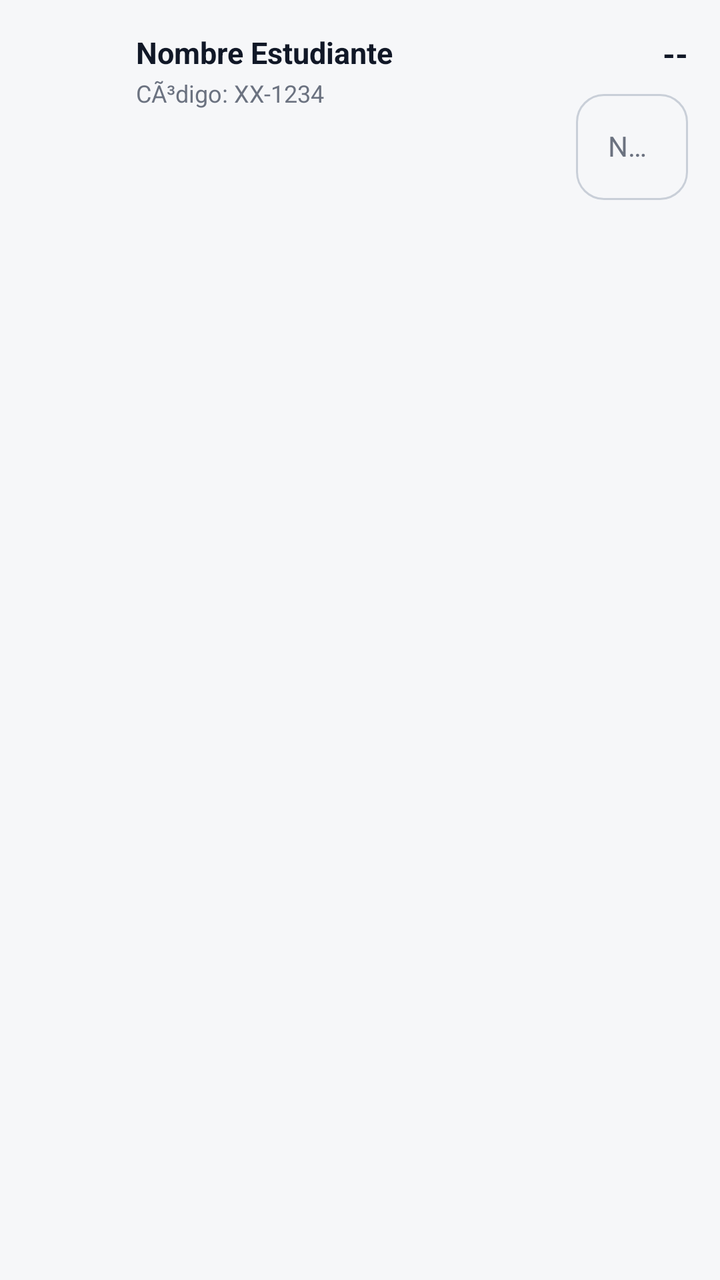
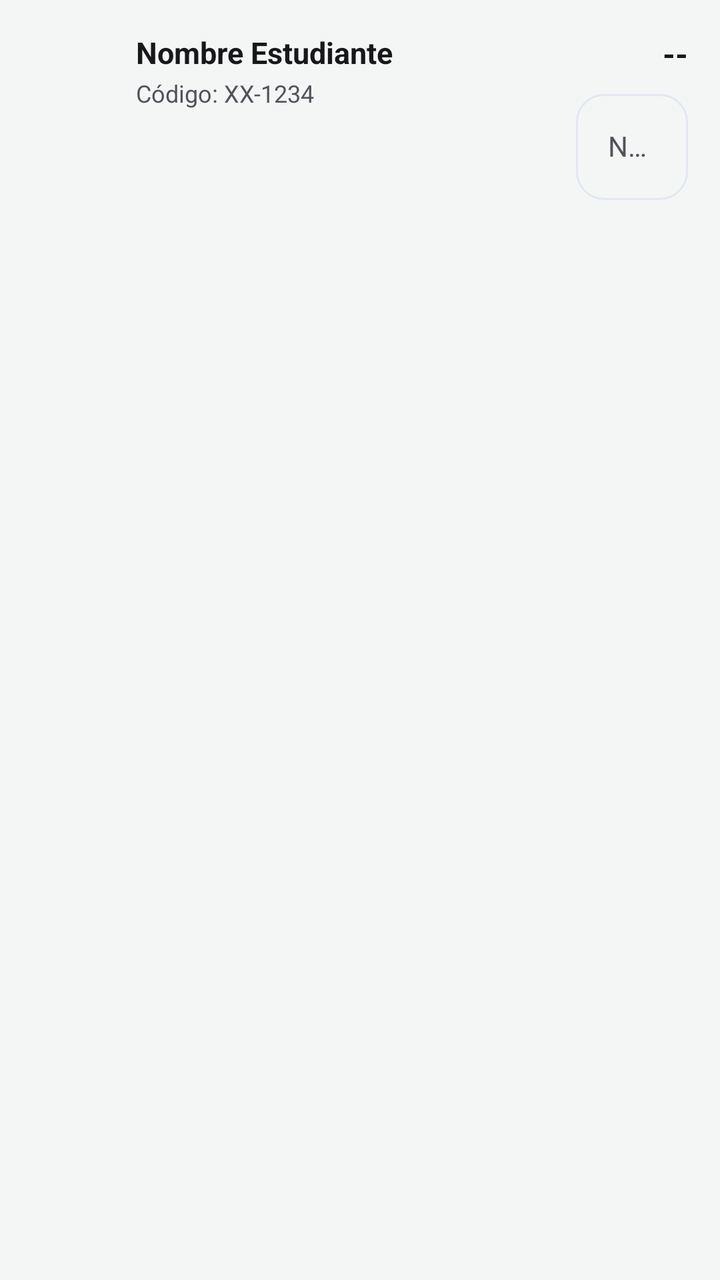

Compare the two renders of this Android layout. The source of the first and the diff that turns it into the second are given below.
<!-- AndroidManifest.xml: application theme Theme.BienestarUPC -->
<!-- res/layout/item_grade_card.xml -->
<?xml version="1.0" encoding="utf-8"?>
<LinearLayout xmlns:android="http://schemas.android.com/apk/res/android"
    android:layout_width="match_parent"
    android:layout_height="wrap_content"
    android:orientation="horizontal"
   
    android:padding="16dp"
    android:clickable="true"
    android:focusable="true">

    <ImageView
        android:id="@+id/img_iniciales"
        android:layout_width="40dp"
        android:layout_height="40dp"
        android:layout_marginEnd="12dp"
       
        android:contentDescription="@string/cd_iniciales"
        android:gravity="center"
        android:scaleType="centerInside"/>

    <LinearLayout
        android:layout_width="0dp"
        android:layout_height="wrap_content"
        android:layout_weight="1"
        android:orientation="vertical">

        <TextView
            android:id="@+id/txt_nombre"
            android:layout_width="match_parent"
            android:layout_height="wrap_content"
            android:text="@string/txt_nombre_estudiante"
            android:textColor="@color/text_primary"
            android:textSize="15sp"
            android:textStyle="bold"/>

        <TextView
            android:id="@+id/txt_codigo"
            android:layout_width="match_parent"
            android:layout_height="wrap_content"
            android:layout_marginTop="2dp"
            android:text="@string/txt_codigo_xx_1234"
            android:textColor="@color/text_secondary"
            android:textSize="12sp"/>
    </LinearLayout>

    <LinearLayout
        android:layout_width="wrap_content"
        android:layout_height="wrap_content"
        android:orientation="vertical"
        android:gravity="end">

        <TextView
            android:id="@+id/txt_valor"
            android:layout_width="wrap_content"
            android:layout_height="wrap_content"
            android:text="@string/txt_texto"
            android:textColor="@color/text_primary"
            android:textSize="16sp"
            android:textStyle="bold"/>

        <com.google.android.material.textfield.TextInputLayout
            style="@style/Widget.Material3.TextInputLayout.OutlinedBox"
            android:layout_width="wrap_content"
            android:layout_height="wrap_content"
            android:layout_marginTop="4dp"
            android:hint="@string/txt_nueva_nota">

            <com.google.android.material.textfield.TextInputEditText
                android:id="@+id/et_nota"
                android:layout_width="wrap_content"
                android:layout_height="wrap_content"
                android:inputType="numberDecimal"
                android:maxLines="1"
                android:selectAllOnFocus="true"
                android:textSize="14sp"/>
        </com.google.android.material.textfield.TextInputLayout>
    </LinearLayout>

</LinearLayout>
<!-- resources referenced by this layout -->
<resources>
  <color name="text_primary">#111827</color>
  <color name="text_secondary">#6B7280</color>
  <string name="cd_iniciales">Iniciales</string>
  <string name="txt_codigo_xx_1234">CÃ³digo: XX-1234</string>
  <string name="txt_nombre_estudiante">Nombre Estudiante</string>
  <string name="txt_nueva_nota">Nueva nota</string>
  <string name="txt_texto">--</string>
  <color name="green_primary">#059669</color>
  <color name="white_card">#FFFFFF</color>
  <color name="green_container">#D1FAE5</color>
  <color name="on_primary_container">#053B2A</color>
  <color name="teal_primary">#0D9488</color>
  <color name="teal_light">#CCFBF1</color>
  <color name="background_gray">#F6F7F9</color>
  <color name="surface_container_low">#F8FAFC</color>
  <color name="surface_container">#EFF2F5</color>
  <color name="surface_container_high">#E7EAEE</color>
  <color name="surface_container_highest">#DEE2E8</color>
  <color name="surface_outline">#C9CFD8</color>
  <color name="surface_outline_variant">#E4E7EC</color>
  <color name="error_text">#DC2626</color>
  <color name="green_primary_dark">#047857</color>
  <style name="ThemeOverlay.BienestarUPC.MaterialAlertDialog" parent="ThemeOverlay.Material3.MaterialAlertDialog">
          <item name="shapeAppearanceOverlay">@style/ShapeAppearance.BienestarUPC.Dialog</item>
          <item name="colorSecondary">@color/green_primary</item>
      </style>
  <style name="Widget.BienestarUPC.Snackbar" parent="Widget.Material3.Snackbar">
          <item name="backgroundTint">@color/text_primary</item>
          <item name="android:textColor">@color/white_card</item>
          <item name="shapeAppearanceOverlay">@style/ShapeAppearance.BienestarUPC.Snackbar</item>
      </style>
  <color name="gray_medium">#9CA3AF</color>
  <color name="stroke_color">#EDEFF2</color>
  <color name="green_light">#D1FAE5</color>
  <color name="nav_background">#FFFFFF</color>
  <color name="chip_bg">#F3F4F6</color>
  <color name="chip_text">#111827</color>
  <style name="ShapeAppearance.BienestarUPC.Dialog" parent="ShapeAppearance.Material3.LargeComponent">
          <item name="cornerSize">24dp</item>
      </style>
  <style name="ShapeAppearance.BienestarUPC.Snackbar" parent="ShapeAppearance.Material3.MediumComponent">
          <item name="cornerFamily">rounded</item>
          <item name="cornerSize">14dp</item>
      </style>
  <!-- unchanged entries left out for length: 6 -->
</resources>

<!-- the commit's change to res/layout/item_grade_card.xml (unified diff, before → after) -->
@@ -3,7 +3,7 @@
     android:layout_width="match_parent"
     android:layout_height="wrap_content"
     android:orientation="horizontal"
-   
+    android:background="?attr/selectableItemBackground"
     android:padding="16dp"
     android:clickable="true"
     android:focusable="true">
<!-- resource entries referenced after the edit -->
@@ -1,27 +1,29 @@
 <!-- resources referenced by this layout -->
 <resources>
-  <color name="text_primary">#111827</color>
-  <color name="text_secondary">#6B7280</color>
+  <color name="text_primary">@color/text_primary_light</color>
+  <color name="text_secondary">@color/text_secondary_light</color>
   <string name="cd_iniciales">Iniciales</string>
-  <string name="txt_codigo_xx_1234">CÃ³digo: XX-1234</string>
+  <string name="txt_codigo_xx_1234">Código: XX-1234</string>
   <string name="txt_nombre_estudiante">Nombre Estudiante</string>
   <string name="txt_nueva_nota">Nueva nota</string>
   <string name="txt_texto">--</string>
-  <color name="green_primary">#059669</color>
-  <color name="white_card">#FFFFFF</color>
-  <color name="green_container">#D1FAE5</color>
-  <color name="on_primary_container">#053B2A</color>
-  <color name="teal_primary">#0D9488</color>
-  <color name="teal_light">#CCFBF1</color>
-  <color name="background_gray">#F6F7F9</color>
-  <color name="surface_container_low">#F8FAFC</color>
-  <color name="surface_container">#EFF2F5</color>
-  <color name="surface_container_high">#E7EAEE</color>
-  <color name="surface_container_highest">#DEE2E8</color>
-  <color name="surface_outline">#C9CFD8</color>
-  <color name="surface_outline_variant">#E4E7EC</color>
-  <color name="error_text">#DC2626</color>
-  <color name="green_primary_dark">#047857</color>
+  <color name="text_primary_light">#18181B</color>
+  <color name="text_secondary_light">#52525B</color>
+  <color name="green_primary">@color/upc_green_primary</color>
+  <color name="white_card">@color/bg_surface_1</color>
+  <color name="green_container">@color/upc_green_tint_light</color>
+  <color name="on_primary_container">@color/text_primary</color>
+  <color name="teal_primary">@color/risk_low_text</color>
+  <color name="teal_light">@color/risk_low_border</color>
+  <color name="background_gray">@color/bg_canvas</color>
+  <color name="surface_container_low">@color/bg_surface_1</color>
+  <color name="surface_container">@color/bg_surface_2</color>
+  <color name="surface_container_high">@color/border_surface_1</color>
+  <color name="surface_container_highest">@color/border_surface_1</color>
+  <color name="surface_outline">@color/border_surface_1</color>
+  <color name="surface_outline_variant">@color/border_surface_1</color>
+  <color name="error_text">@color/risk_critical_text</color>
+  <color name="green_primary_dark">@color/upc_green_dark</color>
   <style name="ThemeOverlay.BienestarUPC.MaterialAlertDialog" parent="ThemeOverlay.Material3.MaterialAlertDialog">
           <item name="shapeAppearanceOverlay">@style/ShapeAppearance.BienestarUPC.Dialog</item>
           <item name="colorSecondary">@color/green_primary</item>
@@ -31,12 +33,22 @@
           <item name="android:textColor">@color/white_card</item>
           <item name="shapeAppearanceOverlay">@style/ShapeAppearance.BienestarUPC.Snackbar</item>
       </style>
-  <color name="gray_medium">#9CA3AF</color>
-  <color name="stroke_color">#EDEFF2</color>
-  <color name="green_light">#D1FAE5</color>
-  <color name="nav_background">#FFFFFF</color>
-  <color name="chip_bg">#F3F4F6</color>
-  <color name="chip_text">#111827</color>
+  <color name="upc_green_primary">#169B39</color>
+  <color name="bg_surface_1">@color/bg_surface_1_light</color>
+  <color name="upc_green_tint_light">#E8F5E9</color>
+  <color name="risk_low_text">@color/risk_low_text_light</color>
+  <color name="risk_low_border">@color/risk_low_border_light</color>
+  <color name="bg_canvas">@color/bg_canvas_light</color>
+  <color name="bg_surface_2">@color/bg_surface_2_light</color>
+  <color name="border_surface_1">@color/border_surface_1_light</color>
+  <color name="risk_critical_text">@color/risk_critical_text_light</color>
+  <color name="upc_green_dark">#0A743B</color>
+  <color name="gray_medium">@color/text_secondary</color>
+  <color name="stroke_color">@color/border_surface_1</color>
+  <color name="green_light">@color/upc_green_light</color>
+  <color name="nav_background">@color/bg_surface_1</color>
+  <color name="chip_bg">@color/bg_surface_2</color>
+  <color name="chip_text">@color/text_primary</color>
   <style name="ShapeAppearance.BienestarUPC.Dialog" parent="ShapeAppearance.Material3.LargeComponent">
           <item name="cornerSize">24dp</item>
       </style>
@@ -44,6 +56,14 @@
           <item name="cornerFamily">rounded</item>
           <item name="cornerSize">14dp</item>
       </style>
+  <color name="bg_surface_1_light">#FFFFFF</color>
+  <color name="risk_low_text_light">#0D9488</color>
+  <color name="risk_low_border_light">#99F6E4</color>
+  <color name="bg_canvas_light">#F4F6F5</color>
+  <color name="bg_surface_2_light">#F8FAFC</color>
+  <color name="border_surface_1_light">#E2E8F0</color>
+  <color name="risk_critical_text_light">#BE123C</color>
+  <color name="upc_green_light">#73C167</color>
   <!-- unchanged entries left out for length: 6 -->
 </resources>
 
